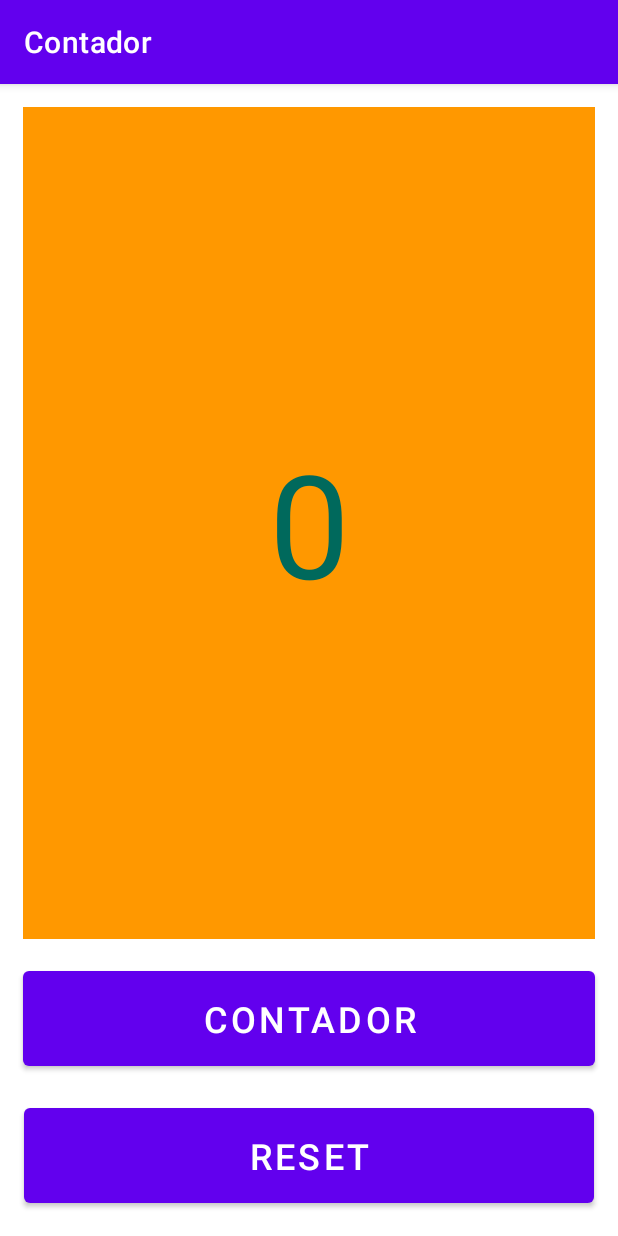
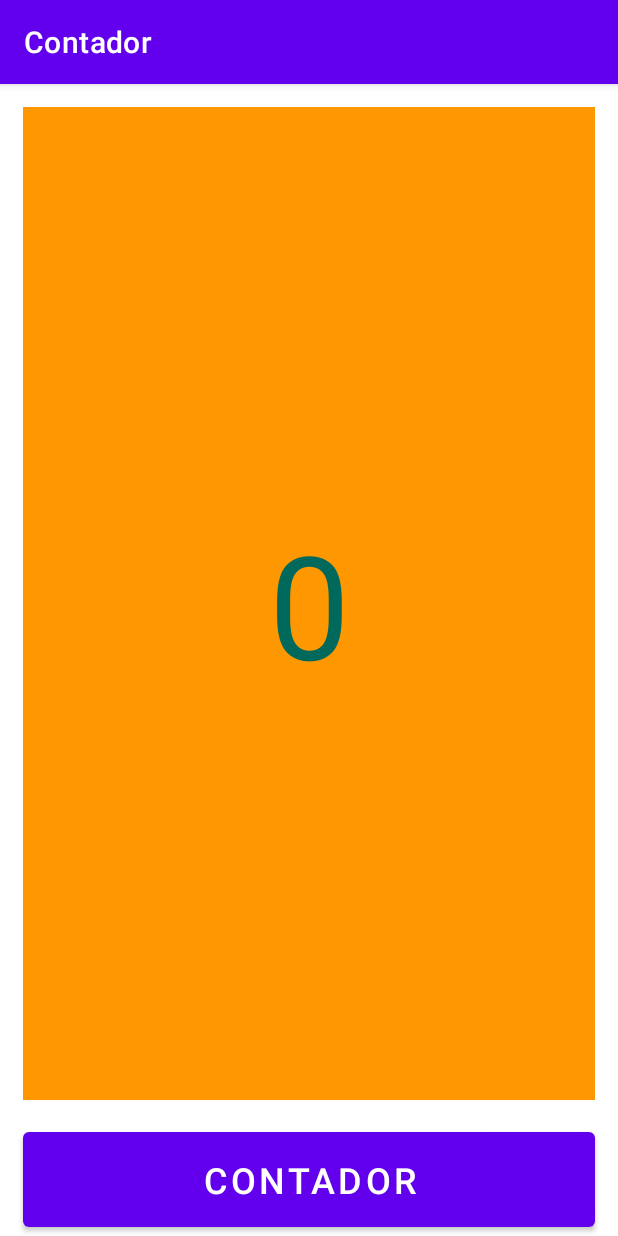
Before and after one commit to Ivi1512/Contador, an Android app: the screen it shows after launch (MainActivity), on a phone screen of 412 x 824 dp. Run offline under Robolectric (Android 15) with nearby library versions, the phone set to English and light mode, and no system bars.

Commit message:
ContadorLinearLayoutVPrueba

```diff
--- a/app/src/main/res/layout/activity_main.xml
+++ b/app/src/main/res/layout/activity_main.xml
@@ -32,13 +32,4 @@
         android:text="@string/contador"
         android:textSize="24sp" />
 
-    <Button
-        android:id="@+id/bt_Reset"
-        android:layout_width="match_parent"
-        android:layout_height="75dp"
-        android:layout_margin="16dp"
-        android:onClick="reset"
-        android:text="@string/reset"
-        android:textSize="24sp" />
-
 </LinearLayout>
```
